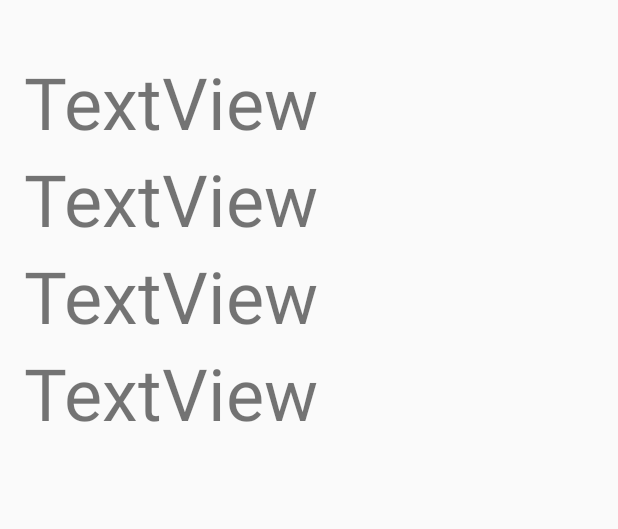
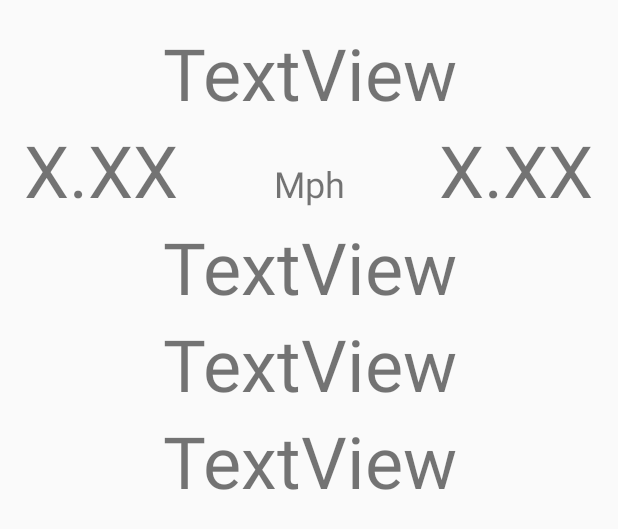
Before and after one commit to schatzsv/TrackRun, an Android app: the layout location_fragment.xml on its own in the app's theme, with its tools: preview values and no code run, on a phone screen of 412 x 824 dp. Shown: the top 529 px of the screen. Run offline under Robolectric (Android 15) with nearby library versions, the phone set to English and light mode, and no system bars.

Commit message:
Add location timer and Cleanup location display

```diff
--- a/app/src/main/java/com/svschatz/trackrun/AverageFragment.java
+++ b/app/src/main/java/com/svschatz/trackrun/AverageFragment.java
@@ -76,7 +76,7 @@ public class AverageFragment extends Fragment {
         milesTv.setText(MainActivity.sw.getStringMiles());
         paceTv.setText(MainActivity.sw.getStringAvgPace());
         mphTv.setText(MainActivity.sw.getStringLastMph());
-        stepsTv.setText(MainActivity.sw.getStringStepCount());
+        stepsTv.setText("C " + MainActivity.sw.getStringStepCount());
         stepspermileTv.setText(MainActivity.sw.getStringAvgStepsPerMile());
         stepsperminTv.setText(MainActivity.sw.getStringAvgSpm());
         steplengthTv.setText(MainActivity.sw.getStringAvgStepLength());
--- a/app/src/main/java/com/svschatz/trackrun/LapFragment.java
+++ b/app/src/main/java/com/svschatz/trackrun/LapFragment.java
@@ -104,7 +104,7 @@ public class LapFragment extends Fragment {
         currentLapTimeTextView.setText(MainActivity.sw.getStringCurrentLapTime());
         lastLapTimeTextView.setText(MainActivity.sw.getStringLastLapTime());
         lastLapPaceTextView.setText(MainActivity.sw.getStringLastLapPace());
-        stepCountTextView.setText(MainActivity.sw.getStringStepCount());
+        stepCountTextView.setText("C " + MainActivity.sw.getStringStepCount());
         stepRateTextView.setText(MainActivity.sw.getStringStepRate());
     }
 }
--- a/app/src/main/res/layout/location_fragment.xml
+++ b/app/src/main/res/layout/location_fragment.xml
@@ -14,37 +14,70 @@
         android:orientation="vertical">
 
         <TextView
-            android:id="@+id/section_label"
+            android:id="@+id/gps_dist_tv"
             android:layout_width="match_parent"
-            android:layout_height="wrap_content" />
+            android:layout_height="wrap_content"
+            android:text="TextView"
+            android:textAlignment="center"
+            android:textSize="48sp" />
+
+        <LinearLayout
+            android:layout_width="match_parent"
+            android:layout_height="wrap_content"
+            android:orientation="horizontal">
+
+            <TextView
+                android:id="@+id/speed_tv"
+                android:layout_width="0dp"
+                android:layout_height="wrap_content"
+                android:layout_weight=".4"
+                android:text="X.XX"
+                android:textSize="48sp" />
+
+            <TextView
+                android:id="@+id/textView7"
+                android:layout_width="0dp"
+                android:layout_height="wrap_content"
+                android:layout_weight=".2"
+                android:text="Mph"
+                android:textAlignment="center"
+                android:textSize="24sp" />
+
+            <TextView
+                android:id="@+id/avgspeed_tv"
+                android:layout_width="0dp"
+                android:layout_height="wrap_content"
+                android:layout_weight=".4"
+                android:text="X.XX"
+                android:textAlignment="viewEnd"
+                android:textSize="48sp" />
+
+        </LinearLayout>
+
+        <TextView
+            android:id="@+id/textView5"
+            android:layout_width="match_parent"
+            android:layout_height="wrap_content"
+            android:text="TextView"
+            android:textAlignment="center"
+            android:textSize="48sp" />
+
+        <TextView
+            android:id="@+id/textView6"
+            android:layout_width="match_parent"
+            android:layout_height="wrap_content"
+            android:text="TextView"
+            android:textAlignment="center"
+            android:textSize="48sp" />
 
         <TextView
             android:id="@+id/heading_tv"
             android:layout_width="match_parent"
             android:layout_height="wrap_content"
             android:text="TextView"
+            android:textAlignment="center"
             android:textSize="48sp" />
 
-        <TextView
-            android:id="@+id/speed_tv"
-            android:layout_width="match_parent"
-            android:layout_height="wrap_content"
-            android:text="TextView"
-            android:textSize="48sp" />
-
-        <TextView
-            android:id="@+id/avgspeed_tv"
-            android:layout_width="match_parent"
-            android:layout_height="wrap_content"
-            android:text="TextView"
-            android:textSize="48sp" />
-
-        <TextView
-            android:id="@+id/gps_dist_tv"
-            android:layout_width="match_parent"
-            android:layout_height="wrap_content"
-            android:text="TextView"
-            android:textSize="48sp" />
     </LinearLayout>
 
 </RelativeLayout>
```
Also changed, not shown: app/src/main/java/com/svschatz/trackrun/LocationFragment.java (+30 -7 lines), app/src/main/java/com/svschatz/trackrun/Swe.java (+5 -5 lines).
